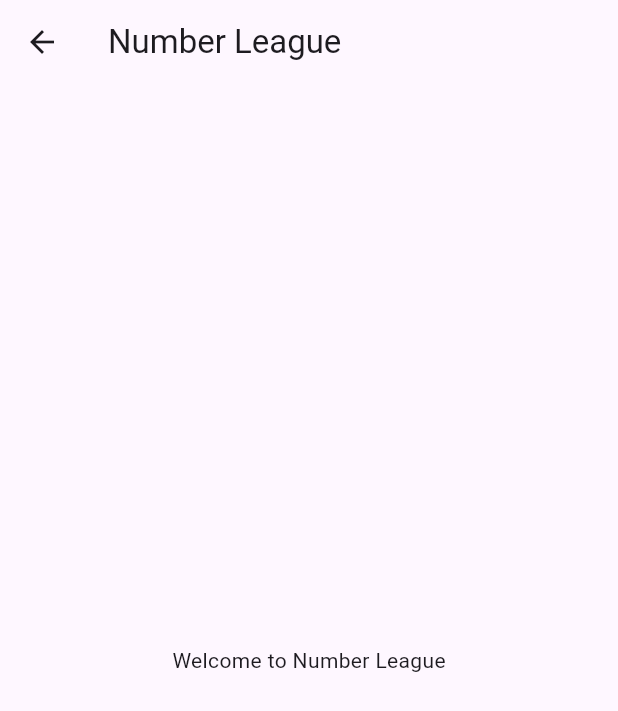
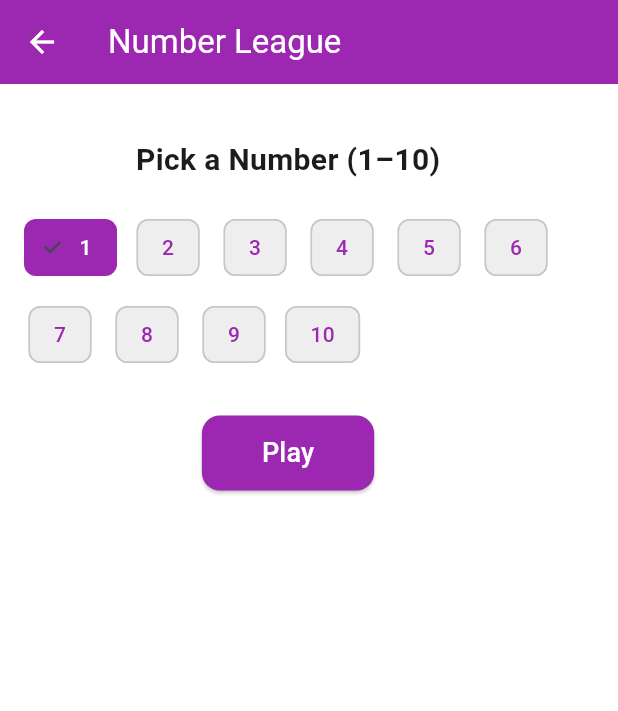
Before and after one commit to sahebbali/Color-Predection-Game-Flutter, a Flutter app: the NumberLeaguePage screen opened directly, on a phone screen of 412 x 824 dp. Shown: the top 711 px of the screen. Run offline on Flutter 3.47's test engine with Material 3 defaults, Android fonts, the phone set to English and light mode, and no system bars; our stand-ins replace carousel_slider, flutter_native_splash, get, iconsax; network calls fail.

Commit message:
add number league game ui

```diff
--- /dev/null
+++ b/lib/screens/Home/controllers/number_league_controller.dart
@@ -0,0 +1,22 @@
+import 'dart:math';
+import 'package:get/get.dart';
+
+class NumberLeagueController extends GetxController {
+  var selectedNumber = 1.obs;
+  var randomNumber = 0.obs;
+  var resultMessage = "".obs;
+
+  void playGame() {
+    randomNumber.value = Random().nextInt(10) + 1; // random 1-10
+    if (selectedNumber.value == randomNumber.value) {
+      resultMessage.value = "🎉 You Win!";
+    } else {
+      resultMessage.value =
+          "❌ You Lose! Winning number was ${randomNumber.value}";
+    }
+  }
+
+  void setNumber(int number) {
+    selectedNumber.value = number;
+  }
+}
--- a/lib/screens/Home/pages/number_league_page.dart
+++ b/lib/screens/Home/pages/number_league_page.dart
@@ -1,13 +1,97 @@
-import 'package:flutter/material.dart';
+import 'package:flutter/material.dart' hide CarouselController;
+import 'package:get/get.dart';
+import '../controllers/number_league_controller.dart';
 
 class NumberLeaguePage extends StatelessWidget {
   const NumberLeaguePage({super.key});
 
   @override
   Widget build(BuildContext context) {
+    final controller = Get.put(NumberLeagueController());
+
     return Scaffold(
-      appBar: AppBar(title: Text("Number League")),
-      body: Center(child: Text("Welcome to Number League")),
+      backgroundColor: Colors.white,
+      appBar: AppBar(
+        title: const Text("Number League"),
+        backgroundColor: Colors.purple,
+        foregroundColor: Colors.white, // text & icons white
+      ),
+      body: Padding(
+        padding: const EdgeInsets.all(16),
+        child: Column(
+          crossAxisAlignment: CrossAxisAlignment.center,
+          children: [
+            const SizedBox(height: 20),
+            const Text(
+              "Pick a Number (1–10)",
+              style: TextStyle(fontSize: 20, fontWeight: FontWeight.bold),
+            ),
+
+            const SizedBox(height: 20),
+
+            // Number selection grid
+            Obx(
+              () => Wrap(
+                spacing: 10,
+                runSpacing: 10,
+                children: List.generate(10, (index) {
+                  int number = index + 1;
+                  return ChoiceChip(
+                    label: Text(
+                      "$number",
+                      style: TextStyle(
+                        color: controller.selectedNumber.value == number
+                            ? Colors.white
+                            : Colors.purple,
+                      ),
+                    ),
+                    selected: controller.selectedNumber.value == number,
+                    selectedColor: Colors.purple,
+                    onSelected: (_) => controller.setNumber(number),
+                    backgroundColor: Colors.grey.shade200,
+                  );
+                }),
+              ),
+            ),
+
+            const SizedBox(height: 30),
+
+            // Play Button
+            ElevatedButton(
+              onPressed: controller.playGame,
+              style: ElevatedButton.styleFrom(
+                backgroundColor: Colors.purple,
+                padding:
+                    const EdgeInsets.symmetric(horizontal: 40, vertical: 12),
+                shape: RoundedRectangleBorder(
+                  borderRadius: BorderRadius.circular(12),
+                ),
+              ),
+              child: const Text(
+                "Play",
+                style: TextStyle(color: Colors.white, fontSize: 18),
+              ),
+            ),
+
+            const SizedBox(height: 30),
+
+            // Result message
+            Obx(
+              () => Text(
+                controller.resultMessage.value,
+                style: TextStyle(
+                  fontSize: 18,
+                  fontWeight: FontWeight.bold,
+                  color: controller.resultMessage.value.contains("Win")
+                      ? Colors.green
+                      : Colors.red,
+                ),
+                textAlign: TextAlign.center,
+              ),
+            ),
+          ],
+        ),
+      ),
     );
   }
 }
```
